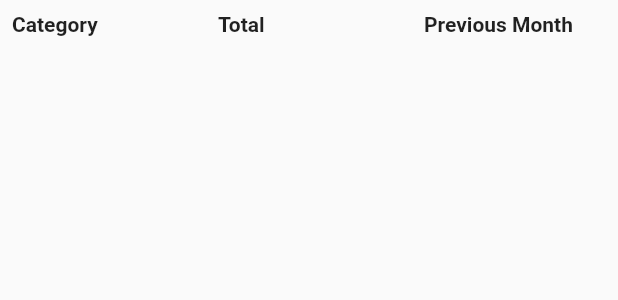
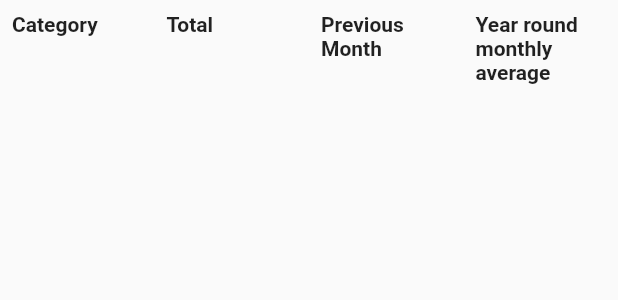
Before and after one commit to Ekipogh/finance_mobile, a Flutter app: the MonthlyReportDetailsScreen widget shown alone on an empty page, opened directly with empty values, on a phone screen of 412 x 824 dp. Shown: the top 300 px of the screen. Run offline on Flutter 3.47's test engine with Material 2 defaults, Android fonts, the phone set to English and light mode, and no system bars; our stand-ins replace date_field.

Commit message:
Year round monthly average added

```diff
--- a/lib/main.dart
+++ b/lib/main.dart
@@ -327,9 +327,7 @@ class StatisticsScreen extends StatelessWidget {
 
   @override
   Widget build(BuildContext context) {
-    return Scaffold(
-      appBar: AppBar(),
-      body: DefaultTabController(
+    return DefaultTabController(
         length: 2,
         child: Scaffold(
           appBar: AppBar(
@@ -354,9 +352,7 @@ class StatisticsScreen extends StatelessWidget {
               MonthlyReportScreen(expenses: expenses, categories: categories),
             ],
           ),
-        ),
-      ),
-    );
+        ));
   }
 }
 
@@ -370,20 +366,21 @@ class MonthlyReportScreen extends StatefulWidget {
   State<StatefulWidget> createState() => _MonthlyReportScreenState();
 }
 
-class _MonthlyReportScreenState extends State<MonthlyReportScreen> {
+class _MonthlyReportScreenState extends State<MonthlyReportScreen>
+    with AutomaticKeepAliveClientMixin<MonthlyReportScreen> {
   DateTime _date;
   String _formattedDate;
   MonthlyReport _currentReport;
   List<MonthlyReport> reports;
 
   @override
+  bool get wantKeepAlive => true;
+
+  @override
   void initState() {
     _date = DateTime.now();
-    reports = [
-      MonthlyReport(DateTime(2021, 04), widget.expenses, widget.categories)
-    ];
+    reports = [];
     setFormattedDate();
-    setCurrentReport();
     super.initState();
   }
 
@@ -404,6 +401,7 @@ class _MonthlyReportScreenState extends State<MonthlyReportScreen> {
 
   @override
   Widget build(BuildContext context) {
+    super.build(context);
     return Column(
       children: [
         Row(
@@ -528,6 +526,15 @@ class MonthlyReportDetailsScreen extends StatelessWidget {
               ),
             ),
           ),
+          TableCell(
+            child: Padding(
+              padding: const EdgeInsets.all(8.0),
+              child: Text(
+                "Year round monthly average",
+                style: TextStyle(fontWeight: FontWeight.bold),
+              ),
+            ),
+          ),
         ]),
         for (var entry in report.data.entries)
           TableRow(children: [
@@ -555,6 +562,19 @@ class MonthlyReportDetailsScreen extends StatelessWidget {
                   ),
                 ),
               ),
+            ),
+            TableCell(
+              child: Container(
+                color: (entry.value[2] > 0)
+                    ? Colors.deepOrangeAccent
+                    : Colors.lightGreen,
+                child: Padding(
+                  padding: const EdgeInsets.all(8.0),
+                  child: Text(
+                    entry.value[2].toString(),
+                  ),
+                ),
+              ),
             )
           ])
       ],
--- a/lib/monthlyReport.dart
+++ b/lib/monthlyReport.dart
@@ -17,15 +17,60 @@ class MonthlyReport {
           expense.date.year == _date.year) {
         _data[expense.category][0] += expense.amount;
         _data[expense.category][1] += expense.amount;
+        _data[expense.category][2] += expense.amount;
       }
     }
     //Previous Month
     for (Expense expense in expenses) {
       if ((expense.date.month == _date.month - 1 &&
-          expense.date.year == _date.year) ||
+              expense.date.year == _date.year) ||
           (expense.date.month == 1 && expense.date.year == _date.year - 1)) {
         _data[expense.category][1] -= expense.amount;
       }
+    }
+    //Year average
+    List<Expense> closed = [];
+    Map<Category, Map<int, double>> monthly_sums = {};
+    for (Category category in categories) {
+      monthly_sums[category] = {
+        1: 0,
+        2: 0,
+        3: 0,
+        4: 0,
+        5: 0,
+        6: 0,
+        7: 0,
+        8: 0,
+        9: 0,
+        10: 0,
+        11: 0,
+        12: 0
+      };
+    }
+    for (int month = 12; month > 0; month--) {
+      DateTime month_start = DateTime(_date.year, _date.month - month);
+      DateTime month_end = DateTime(_date.year, _date.month - month + 1, 0);
+      for (Expense expense in expenses) {
+        if (!closed.contains(expense)) {
+          if (expense.date.isAfter(month_start) &&
+              expense.date.isBefore(month_end)) {
+            monthly_sums[expense.category][month] += expense.amount;
+            closed.add(expense);
+          }
+        }
+      }
+    }
+    for (Category category in monthly_sums.keys) {
+      double sum = 0;
+      int zero_month = 0;
+      for (int month in monthly_sums[category].keys) {
+        if (monthly_sums[category][month] == 0) {
+          zero_month++;
+        }
+        sum += monthly_sums[category][month];
+      }
+      double average = sum / (12 - zero_month);
+      _data[category][2] -= average;
     }
   }
 
```
